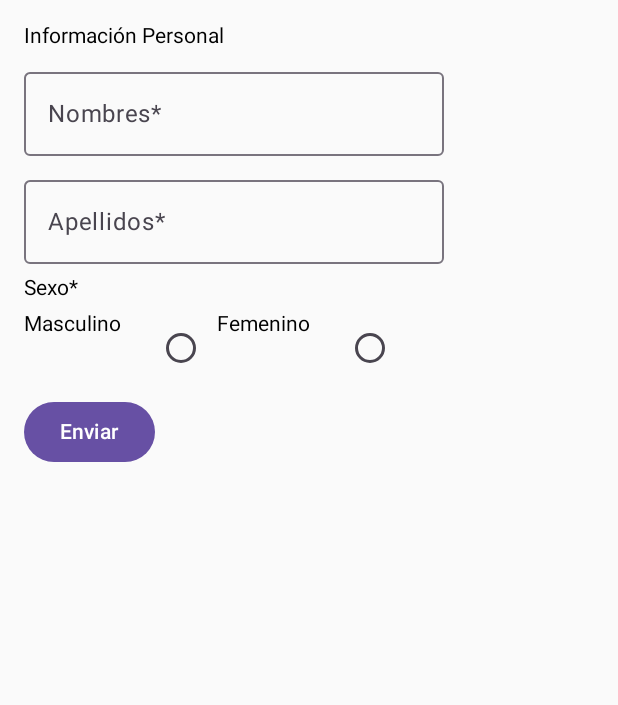
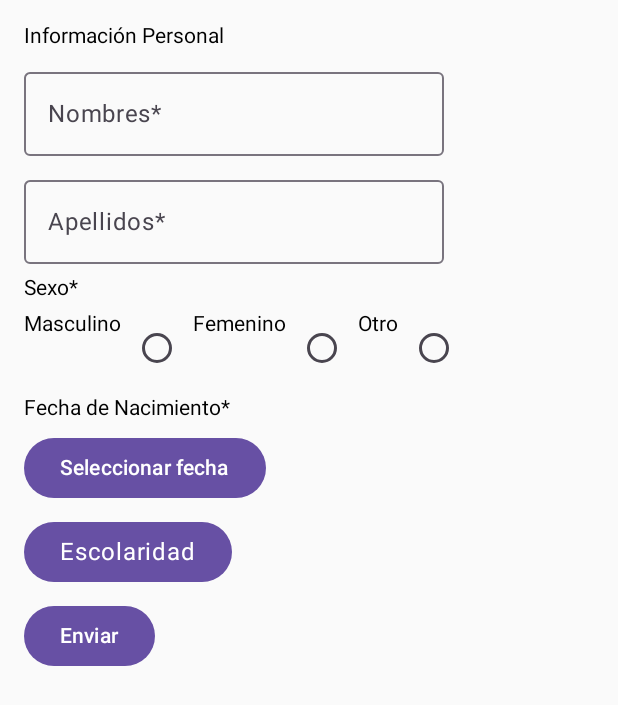
Before and after one commit to restrepotorres/-LabsCM20251Gr03, an Android app built with Jetpack Compose: the screen it shows after launch (PersonalDataActivity), on a phone screen of 412 x 824 dp. Shown: the top 705 px of the screen. Run offline under Robolectric (Android 15) with nearby library versions, the phone set to English and light mode, and no system bars.

Commit message:
punto 4 finalizado

```diff
--- a/app/src/main/java/com/co/labscm20251_gr03/PersonalDataActivity.kt
+++ b/app/src/main/java/com/co/labscm20251_gr03/PersonalDataActivity.kt
@@ -1,17 +1,26 @@
 package com.co.labscm20251_gr03
 
+import android.app.DatePickerDialog
+import android.icu.text.DisplayOptions.Capitalization
 import android.os.Bundle
 import androidx.activity.ComponentActivity
 import androidx.activity.compose.setContent
 import androidx.activity.enableEdgeToEdge
 import androidx.compose.foundation.layout.Arrangement
+import androidx.compose.foundation.layout.Box
 import androidx.compose.foundation.layout.Column
 import androidx.compose.foundation.layout.Row
 import androidx.compose.foundation.layout.Spacer
 import androidx.compose.foundation.layout.fillMaxSize
 import androidx.compose.foundation.layout.padding
 import androidx.compose.foundation.layout.width
+import androidx.compose.foundation.text.KeyboardOptions
 import androidx.compose.material3.Button
+import androidx.compose.material3.DropdownMenu
+import androidx.compose.material3.DropdownMenuItem
+import androidx.compose.material3.ExposedDropdownMenuBox
+import androidx.compose.material3.ExposedDropdownMenuDefaults
+import androidx.compose.material3.MaterialTheme
 import androidx.compose.material3.OutlinedTextField
 import androidx.compose.material3.RadioButton
 import androidx.compose.material3.Scaffold
@@ -22,11 +31,16 @@ import androidx.compose.runtime.mutableStateOf
 import androidx.compose.runtime.remember
 import androidx.compose.runtime.setValue
 import androidx.compose.ui.Modifier
+import androidx.compose.ui.platform.LocalContext
+import androidx.compose.ui.text.input.ImeAction
+import androidx.compose.ui.text.input.KeyboardCapitalization
+import androidx.compose.ui.text.input.KeyboardType
 import androidx.compose.ui.text.input.TextFieldValue
 import androidx.compose.ui.tooling.preview.Preview
 import androidx.compose.ui.unit.dp
 import com.co.labscm20251_gr03.ui.theme.LabsCM20251Gr03Theme
 import java.time.LocalDate
+import java.util.Calendar
 
 class PersonalDataActivity : ComponentActivity() {
     override fun onCreate(savedInstanceState: Bundle?) {
@@ -35,9 +49,9 @@ class PersonalDataActivity : ComponentActivity() {
         setContent {
             Formulario()
 
-            }
         }
     }
+}
 
 
 @Composable
@@ -54,8 +68,22 @@ fun Formulario() {
     var nombre by remember { mutableStateOf(TextFieldValue()) }
     var apellidos by remember { mutableStateOf(TextFieldValue()) }
     var sexo by remember { mutableStateOf("") }
-    var fechaNacimiento: LocalDate
-    var gradoEscolaridad = listOf<String>("Primaria", "Secundaria", "Universitaria", "Otro")
+    var fechaNacimiento by remember { mutableStateOf("Seleccionar fecha") }
+    var escolaridad by remember {mutableStateOf("")}
+    val opcionesEscolaridad = listOf("Primaria", "Secundaria", "Universitaria", "Otro")
+    var expanded by remember { mutableStateOf(false) }
+
+
+
+    val datePickerDialog = DatePickerDialog(
+        LocalContext.current,
+        { _, year, month, dayOfMonth ->
+            fechaNacimiento = "$dayOfMonth/${month + 1}/$year"
+        },
+        Calendar.getInstance().get(Calendar.YEAR),
+        Calendar.getInstance().get(Calendar.MONTH),
+        Calendar.getInstance().get(Calendar.DAY_OF_MONTH)
+    )
 
     Column(
         modifier = Modifier.padding(16.dp),
@@ -66,33 +94,76 @@ fun Formulario() {
         OutlinedTextField(
             value = nombre,
             onValueChange = { nombre = it },
-            label = { Text("Nombres*") }
+            label = { Text("Nombres*") },
+            keyboardOptions = KeyboardOptions(
+                capitalization = KeyboardCapitalization.Words,
+                autoCorrectEnabled = false,
+                keyboardType = KeyboardType.Text,
+                imeAction = ImeAction.Next
+            )
         )
         OutlinedTextField(
             value = apellidos,
             onValueChange = { apellidos = it },
-            label = { Text("Apellidos*") }
+            label = { Text("Apellidos*") },
+            keyboardOptions = KeyboardOptions(
+                capitalization = KeyboardCapitalization.Words,
+                autoCorrectEnabled = false,
+                keyboardType = KeyboardType.Text,
+                imeAction = ImeAction.Next
+            )
         )
 
         Text(text = "Sexo*")
-        Row{
+        Row {
             Text("Masculino")
-            Spacer(modifier = Modifier.width(16.dp))
             RadioButton(
                 selected = sexo == "Masculino",
-                onClick = {sexo = "Masculino"}
+                onClick = { sexo = "Masculino" }
             )
-
             Text("Femenino")
-            Spacer(modifier = Modifier.width(16.dp))
             RadioButton(
                 selected = (sexo == "Femenino"),
-                onClick = {sexo = "Femenino"}
+                onClick = { sexo = "Femenino" }
+            )
+            Text("Otro")
+            RadioButton(
+                selected = (sexo == "Otro"),
+                onClick = { sexo = "Otro" }
             )
 
         }
-        Button(onClick = { println("la buena") }) {
-            Text("Enviar")
+
+        Text(text = "Fecha de Nacimiento*")
+        Button(onClick = { datePickerDialog.show() }) {
+            Text(fechaNacimiento)
+        }
+
+
+
+        var expanded by remember { mutableStateOf(false) }
+        Box {
+            Button(onClick = { expanded = true }) {
+                Text( if (escolaridad == "") "Escolaridad" else escolaridad, style = MaterialTheme.typography.bodyLarge)
+            }
+            DropdownMenu(
+                expanded = expanded,
+                onDismissRequest = { expanded = false }
+            ) {
+                opcionesEscolaridad.forEach { opcion ->
+                    DropdownMenuItem(
+                        text = { Text(opcion) },
+                        onClick = {
+                            escolaridad = opcion
+                            expanded = false
+                        }
+                    )
+                }
+            }
+        }
+
+        Button(onClick = { println("la buena, pero falta validar los campos obligatorios") }) {
+            Text("Enviar") //Todo: validar los campos obligatorios
         }
 
     }
```
